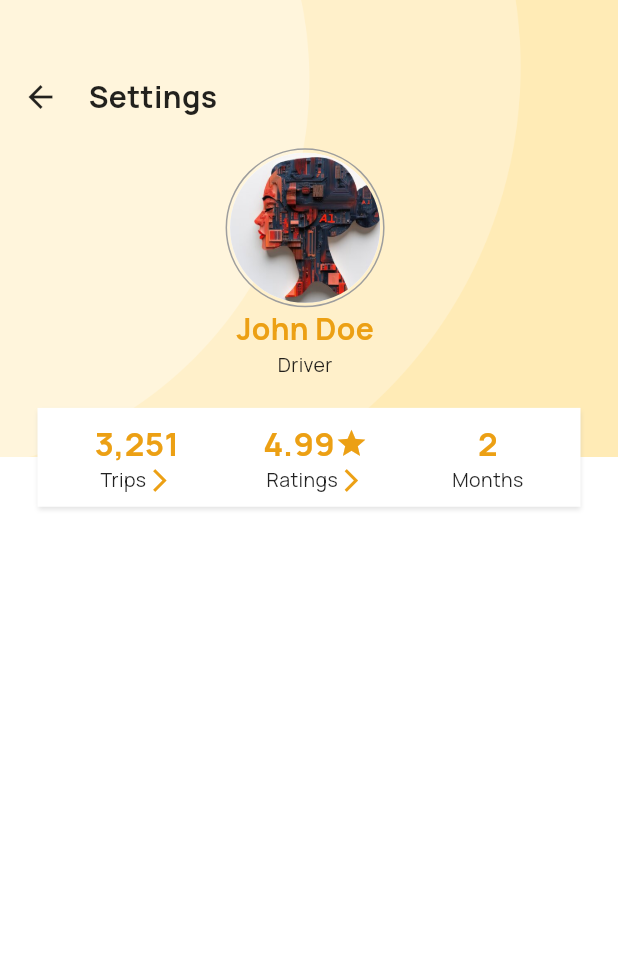
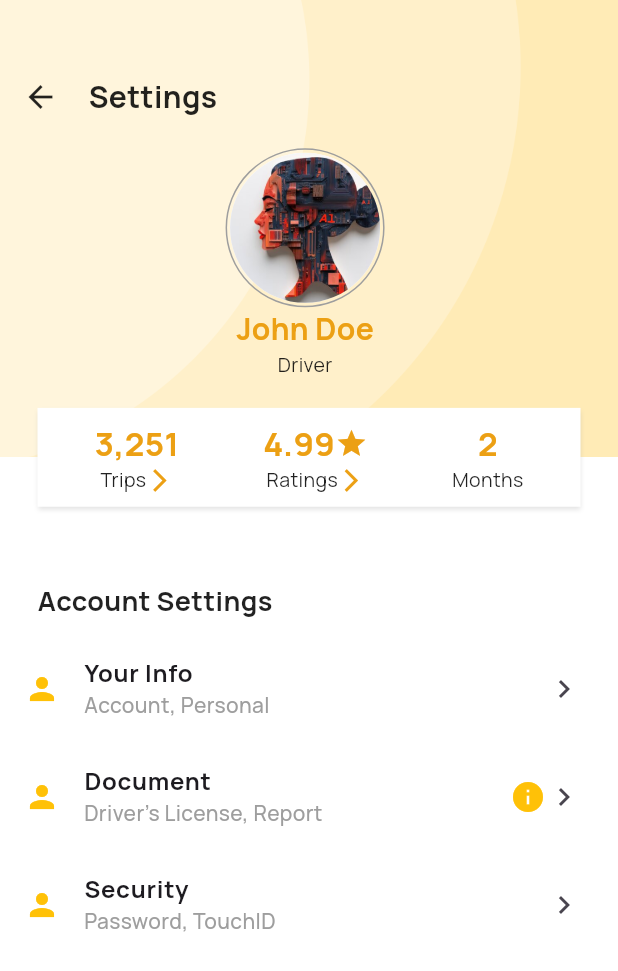
Before and after one commit to Christentimmy/RideXpress-Driver, a Flutter app: the SettingsScreen screen opened by its route, on a phone screen of 412 x 824 dp. Shown: the top 971 px of the screen. Run offline on Flutter 3.47's test engine with Material 3 defaults, Android fonts, the phone set to English and light mode, and no system bars; our stand-ins replace camera, country_code_picker, flutter_staggered_animations, font_awesome_flutter, get, google_fonts and 2 more.

Commit message:
setting-screen-tiles

```diff
--- a/lib/app/modules/settings/views/settings_screen.dart
+++ b/lib/app/modules/settings/views/settings_screen.dart
@@ -9,7 +9,60 @@ class SettingsScreen extends StatelessWidget {
   @override
   Widget build(BuildContext context) {
     return Scaffold(
-      body: SingleChildScrollView(child: Column(children: [_buildHeader()])),
+      body: SingleChildScrollView(
+        child: Column(
+          crossAxisAlignment: CrossAxisAlignment.start,
+          children: [
+            _buildHeader(),
+            SizedBox(height: Get.height * 0.06),
+            Padding(
+              padding: EdgeInsets.only(left: 25),
+              child: Text(
+                'Account Settings',
+                style: GoogleFonts.manrope(
+                  fontWeight: FontWeight.bold,
+                  fontSize: 18,
+                ),
+              ),
+            ),
+            const SizedBox(height: 10),
+            _buildSettingItem(
+              title: 'Your Info',
+              subtitle: 'Account, Personal',
+            ),
+            _buildSettingItem(
+              title: 'Document',
+              subtitle: 'Driver’s License, Report',
+              showInfo: true,
+            ),
+            _buildSettingItem(title: 'Security', subtitle: 'Password, TouchID'),
+          ],
+        ),
+      ),
+    );
+  }
+
+  Widget _buildSettingItem({
+    required String title,
+    required String subtitle,
+    bool showInfo = false,
+  }) {
+    return ListTile(
+      leading: const Icon(Icons.person, color: Color(0xFFFFC107)),
+      title: Text(
+        title,
+        style: GoogleFonts.manrope(fontWeight: FontWeight.bold, fontSize: 16),
+      ),
+      subtitle: Text(subtitle, style: GoogleFonts.manrope(color: Colors.grey)),
+      trailing: showInfo
+          ? Row(
+              mainAxisSize: MainAxisSize.min,
+              children: const [
+                Icon(Icons.info, color: Color(0xFFFFC107)),
+                Icon(Icons.chevron_right),
+              ],
+            )
+          : const Icon(Icons.chevron_right),
     );
   }
 
```
